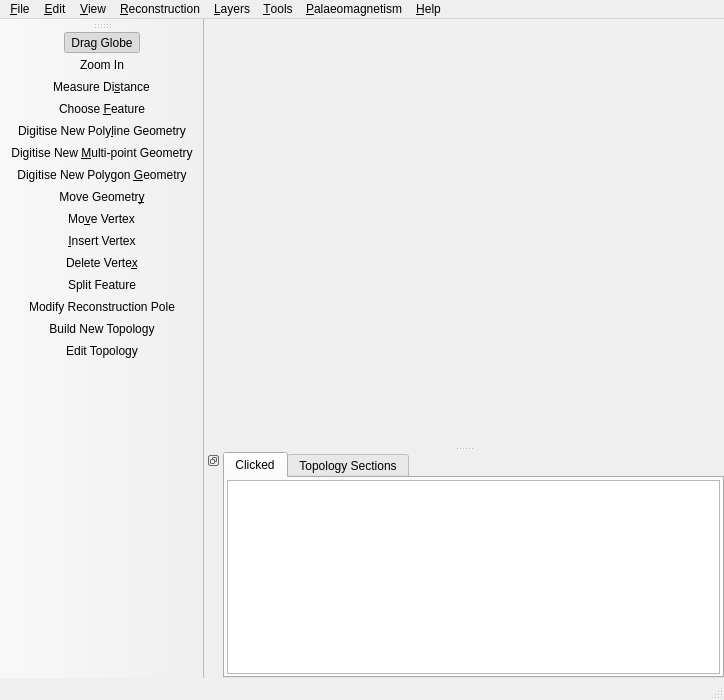
Before: the Qt Designer form src/qt-widgets/ViewportWindowUi.ui in GPlates/GPlates, drawn with Qt 5.
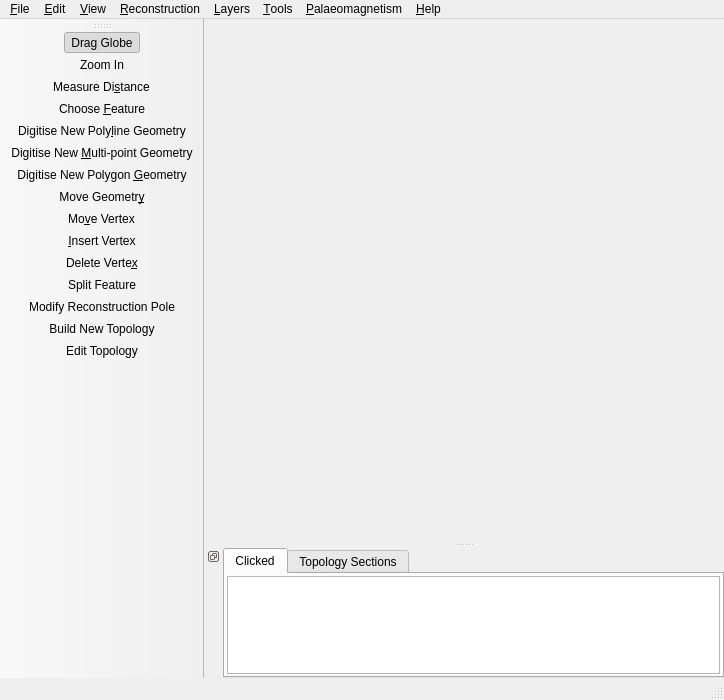
After: the same form once the commit is applied. Icons and pictures are not drawn.

Diff of the .ui file:
```diff
--- a/src/qt-widgets/ViewportWindowUi.ui
+++ b/src/qt-widgets/ViewportWindowUi.ui
@@ -267,9 +267,9 @@
           <number>2</number>
          </property>
          <item>
-          <widget class="QTreeView" name="tree_view_clicked_geometries">
-           <property name="sizePolicy">
-            <sizepolicy hsizetype="Expanding" vsizetype="MinimumExpanding">
+          <widget class="QTreeView" name="tree_view_clicked_geometries" >
+           <property name="sizePolicy" >
+            <sizepolicy vsizetype="Ignored" hsizetype="Expanding" >
              <horstretch>0</horstretch>
              <verstretch>0</verstretch>
             </sizepolicy>
```
Left out of the diff: 1145 changed lines with no effect on the pictures.
